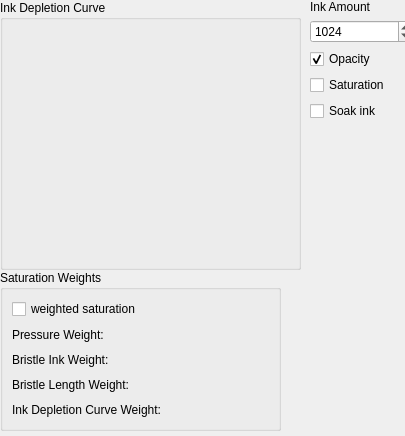
The window that plugins/paintops/hairy/wdgInkOptions.ui (KDE/krita) describes before a commit, drawn with Qt 5.
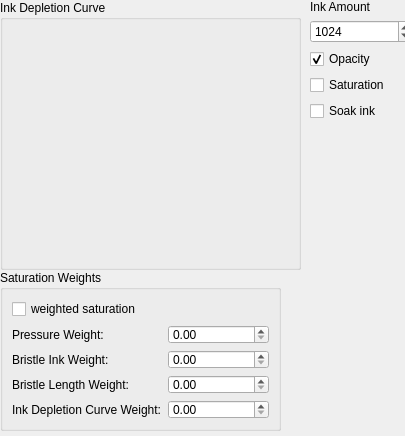
The same window after the commit. Custom widgets are drawn as their Qt base class.

Commit message:
ui: Fix Designer not rendering KisDoubleSliderSpinBox as QDoubleSpinBox
Part-of: <https://invent.kde.org/graphics/krita/-/merge_requests/1742>

What changed in the file:
```diff
--- a/plugins/paintops/hairy/wdgInkOptions.ui
+++ b/plugins/paintops/hairy/wdgInkOptions.ui
@@ -244,7 +244,7 @@
   </customwidget>
   <customwidget>
    <class>KisDoubleSliderSpinBox</class>
-   <extends>QWidget</extends>
+   <extends>QDoubleSpinBox</extends>
    <header>kis_slider_spin_box.h</header>
    <container>1</container>
   </customwidget>
```
The commit also changes 54 other files.
